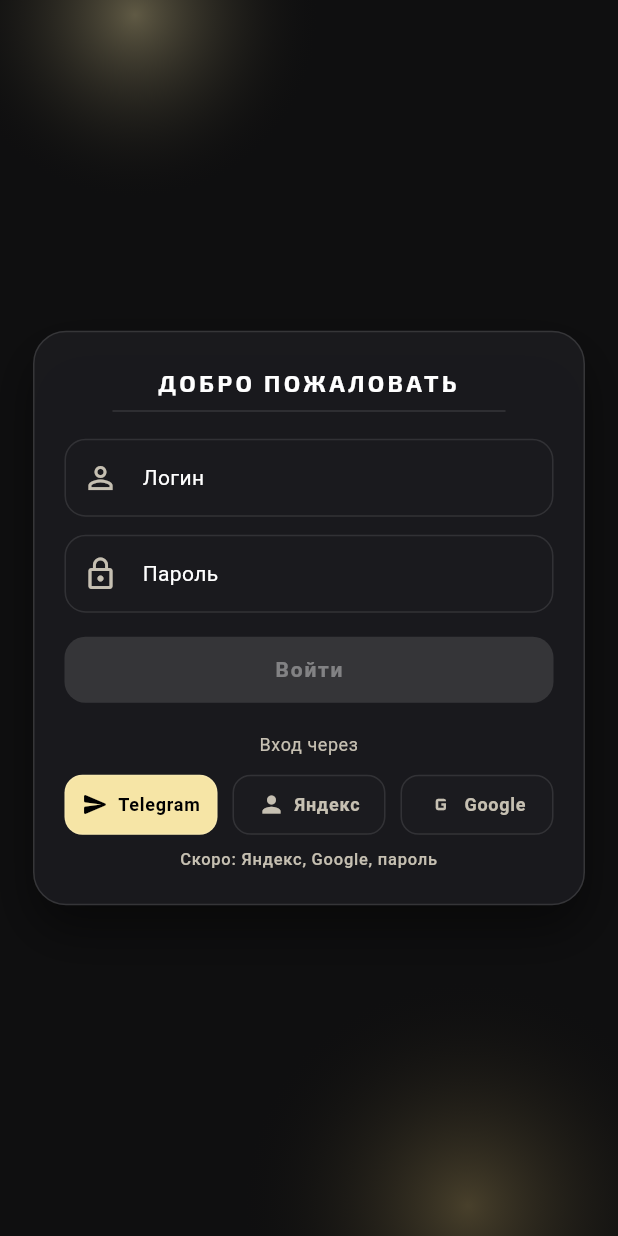
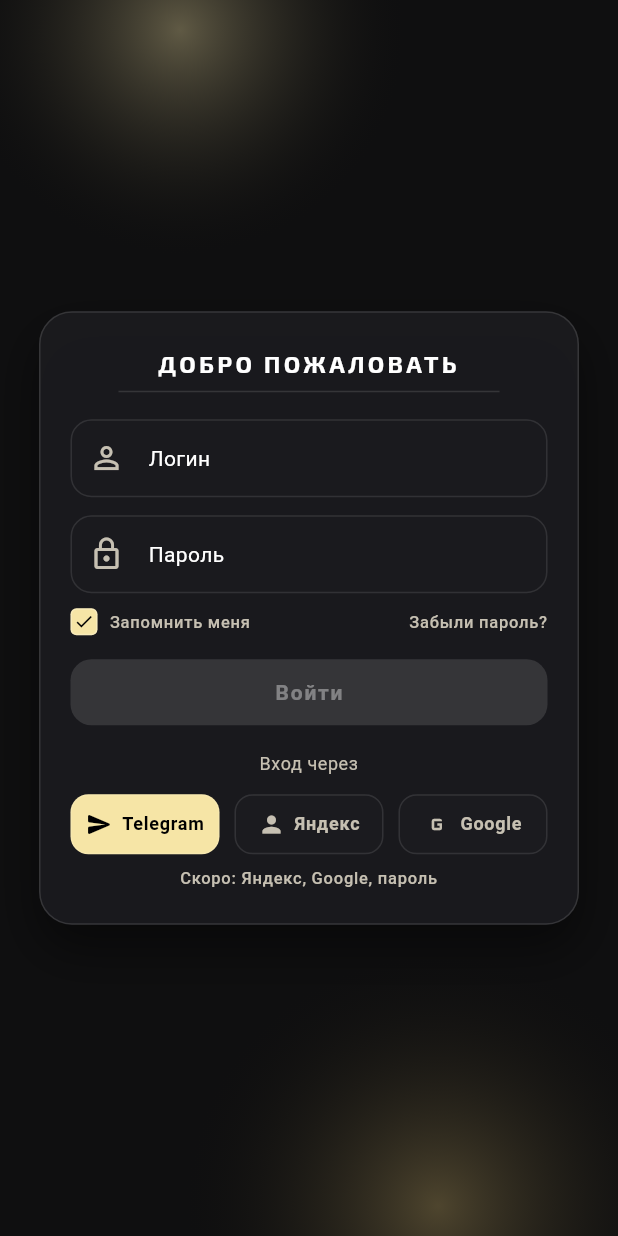
Before and after one commit to FitDEWROS/RosfitnesDEW, a Flutter app: the screen it shows after launch, on a phone screen of 412 x 824 dp. Run offline on Flutter 3.47's test engine with Material 3 defaults, Android fonts, the phone set to English and light mode, and no system bars; our stand-ins replace flutter_svg, google_fonts, path_drawing, shared_preferences, video_player; missing offline and left inert: mobile_scanner, video_thumbnail.

Commit message:
Redesign login screen and force https Telegram auth

```diff
--- a/app_android/lib/screens/login_screen.dart
+++ b/app_android/lib/screens/login_screen.dart
@@ -3,13 +3,20 @@ import 'package:url_launcher/url_launcher.dart';
 import '../config.dart';
 import '../theme.dart';
 
-class LoginScreen extends StatelessWidget {
+class LoginScreen extends StatefulWidget {
   const LoginScreen({super.key});
 
-  Future<void> _openLogin(BuildContext context) async {
+  @override
+  State<LoginScreen> createState() => _LoginScreenState();
+}
+
+class _LoginScreenState extends State<LoginScreen> {
+  bool _remember = true;
+
+  Future<void> _openLogin() async {
     final url = Uri.parse(AppConfig.telegramLoginUrl);
     if (!await launchUrl(url, mode: LaunchMode.externalApplication)) {
-      if (context.mounted) {
+      if (mounted) {
         ScaffoldMessenger.of(context).showSnackBar(
           const SnackBar(
             content: Text(
@@ -24,42 +31,26 @@ class LoginScreen extends StatelessWidget {
   @override
   Widget build(BuildContext context) {
     final isDark = AppTheme.isDark(context);
+    final accent = AppTheme.accentColor(context);
     return Scaffold(
       body: Stack(
         children: [
           const SizedBox.expand(),
           Positioned(
-            top: -120,
+            top: -140,
             left: -40,
-            child: Container(
-              width: 260,
-              height: 260,
-              decoration: BoxDecoration(
-                shape: BoxShape.circle,
-                gradient: RadialGradient(
-                  colors: [
-                    AppTheme.accentColor(context).withOpacity(isDark ? 0.35 : 0.45),
-                    Colors.transparent,
-                  ],
-                ),
-              ),
+            child: _GlowBlob(
+              color: accent.withOpacity(isDark ? 0.35 : 0.45),
+              size: 320,
             ),
           ),
           Positioned(
-            bottom: -140,
+            bottom: -160,
             right: -60,
-            child: Container(
-              width: 320,
-              height: 320,
-              decoration: BoxDecoration(
-                shape: BoxShape.circle,
-                gradient: RadialGradient(
-                  colors: [
-                    AppTheme.accentStrongColor(context).withOpacity(isDark ? 0.25 : 0.35),
-                    Colors.transparent,
-                  ],
-                ),
-              ),
+            child: _GlowBlob(
+              color: AppTheme.accentStrongColor(context)
+                  .withOpacity(isDark ? 0.28 : 0.4),
+              size: 360,
             ),
           ),
           SafeArea(
@@ -67,7 +58,7 @@ class LoginScreen extends StatelessWidget {
               child: SingleChildScrollView(
                 padding: const EdgeInsets.all(22),
                 child: Container(
-                  width: 380,
+                  width: 360,
                   padding: const EdgeInsets.symmetric(horizontal: 20, vertical: 22),
                   decoration: BoxDecoration(
                     borderRadius: BorderRadius.circular(22),
@@ -109,13 +100,46 @@ class LoginScreen extends StatelessWidget {
                         icon: Icons.lock_outline,
                         obscure: true,
                       ),
-                      const SizedBox(height: 14),
+                      const SizedBox(height: 10),
                       Row(
                         children: [
-                          Expanded(
-                            child: ElevatedButton(
+                          GestureDetector(
+                            onTap: () => setState(() => _remember = !_remember),
+                            child: Container(
+                              width: 18,
+                              height: 18,
+                              decoration: BoxDecoration(
+                                borderRadius: BorderRadius.circular(4),
+                                border: Border.all(color: Colors.white24),
+                                color: _remember ? accent : Colors.transparent,
+                              ),
+                              child: _remember
+                                  ? const Icon(Icons.check, size: 14, color: Colors.black)
+                                  : null,
+                            ),
+                          ),
+                          const SizedBox(width: 8),
+                          Text(
+                            '\u0417\u0430\u043f\u043e\u043c\u043d\u0438\u0442\u044c \u043c\u0435\u043d\u044f',
+                            style: Theme.of(context)
+                                .textTheme
+                                .labelSmall
+                                ?.copyWith(color: AppTheme.mutedColor(context)),
+                          ),
+                          const Spacer(),
+                          Text(
+                            '\u0417\u0430\u0431\u044b\u043b\u0438 \u043f\u0430\u0440\u043e\u043b\u044c?',
+                            style: Theme.of(context)
+                                .textTheme
+                                .labelSmall
+                                ?.copyWith(color: AppTheme.mutedColor(context)),
+                          ),
+                        ],
+                      ),
+                      const SizedBox(height: 14),
+                      ElevatedButton(
                         style: ElevatedButton.styleFrom(
-                                backgroundColor: AppTheme.accentColor(context),
+                          backgroundColor: accent,
                           foregroundColor: Colors.black,
                           padding: const EdgeInsets.symmetric(vertical: 12),
                           shape: RoundedRectangleBorder(
@@ -124,18 +148,12 @@ class LoginScreen extends StatelessWidget {
                           textStyle: Theme.of(context)
                               .textTheme
                               .labelLarge
-                                    ?.copyWith(
-                                      letterSpacing: 1.2,
-                                      fontWeight: FontWeight.w700,
-                                    ),
+                              ?.copyWith(letterSpacing: 1.2, fontWeight: FontWeight.w700),
                         ),
                         onPressed: null,
                         child: const Text('\u0412\u043e\u0439\u0442\u0438'),
                       ),
-                          ),
-                        ],
-                      ),
-                      const SizedBox(height: 18),
+                      const SizedBox(height: 16),
                       Text(
                         '\u0412\u0445\u043e\u0434 \u0447\u0435\u0440\u0435\u0437',
                         textAlign: TextAlign.center,
@@ -152,7 +170,7 @@ class LoginScreen extends StatelessWidget {
                               label: 'Telegram',
                               icon: Icons.send_rounded,
                               active: true,
-                              onTap: () => _openLogin(context),
+                              onTap: _openLogin,
                             ),
                           ),
                           const SizedBox(width: 10),
@@ -189,6 +207,29 @@ class LoginScreen extends StatelessWidget {
             ),
           ),
         ],
+      ),
+    );
+  }
+}
+
+class _GlowBlob extends StatelessWidget {
+  final Color color;
+  final double size;
+  const _GlowBlob({required this.color, required this.size});
+
+  @override
+  Widget build(BuildContext context) {
+    return Container(
+      width: size,
+      height: size,
+      decoration: BoxDecoration(
+        shape: BoxShape.circle,
+        gradient: RadialGradient(
+          colors: [
+            color,
+            Colors.transparent,
+          ],
+        ),
       ),
     );
   }
```
Also changed, not shown: 1 other file. Lines whose indentation alone changed are shown as unchanged.
